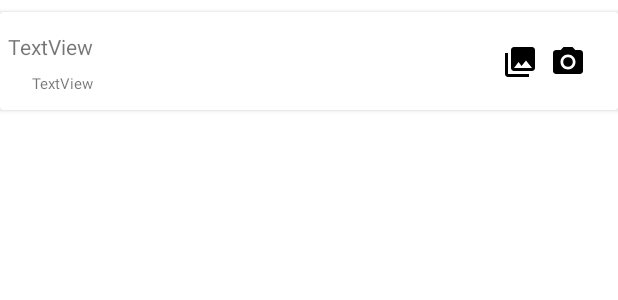
After one commit to hiepb5222/QuanLyChiTieu_N23, an Android app: the layout recyclerview_thu_item.xml on its own in the app's theme, with its tools: preview values and no code run, on a phone screen of 412 x 824 dp. The commit adds this screen. Shown: the top 300 px of the screen. Run offline under Robolectric (Android 15) with nearby library versions, the phone set to English and light mode, and no system bars.

Commit message:
Hiep commit

```diff
--- /dev/null
+++ b/app/src/main/res/layout/recyclerview_thu_item.xml
@@ -0,0 +1,63 @@
+<?xml version="1.0" encoding="utf-8"?>
+<androidx.cardview.widget.CardView xmlns:android="http://schemas.android.com/apk/res/android"
+    xmlns:app="http://schemas.android.com/apk/res-auto"
+    xmlns:tools="http://schemas.android.com/tools"
+    android:layout_width="match_parent"
+    android:layout_height="wrap_content"
+    android:layout_marginTop="8dp">
+
+    <androidx.constraintlayout.widget.ConstraintLayout
+        android:id="@+id/ConstraintLayout"
+        android:layout_width="match_parent"
+        android:layout_height="wrap_content"
+        android:layout_margin="5dp"
+        android:paddingBottom="5dp">
+
+        <TextView
+            android:id="@+id/tvName"
+            android:layout_width="0dp"
+            android:layout_height="wrap_content"
+            android:layout_marginTop="8dp"
+            android:layout_marginEnd="8dp"
+            android:text="TextView"
+            app:layout_constraintEnd_toStartOf="@+id/ivEdit"
+            app:layout_constraintHorizontal_bias="0.0"
+            app:layout_constraintStart_toStartOf="parent"
+            app:layout_constraintTop_toTopOf="parent" />
+
+        <ImageView
+            android:id="@+id/ivView"
+            android:layout_width="wrap_content"
+            android:layout_height="wrap_content"
+            android:layout_marginTop="16dp"
+            android:layout_marginEnd="16dp"
+            app:layout_constraintEnd_toEndOf="parent"
+            app:layout_constraintTop_toTopOf="parent"
+            app:srcCompat="@drawable/ic_menu_camera" />
+
+        <ImageView
+            android:id="@+id/ivEdit"
+            android:layout_width="wrap_content"
+            android:layout_height="wrap_content"
+            android:layout_marginTop="16dp"
+            android:layout_marginEnd="8dp"
+            app:layout_constraintEnd_toStartOf="@+id/ivView"
+            app:layout_constraintTop_toTopOf="parent"
+            app:srcCompat="@drawable/ic_menu_gallery" />
+
+        <TextView
+            android:id="@+id/tvAmount"
+            android:layout_width="0dp"
+            android:layout_height="wrap_content"
+            android:layout_marginStart="16dp"
+            android:layout_marginTop="8dp"
+            android:layout_marginEnd="8dp"
+            android:text="TextView"
+            android:textSize="10sp"
+            app:layout_constraintEnd_toStartOf="@+id/ivEdit"
+            app:layout_constraintStart_toStartOf="parent"
+            app:layout_constraintTop_toBottomOf="@+id/tvName"
+            tools:textStyle="italic" />
+    </androidx.constraintlayout.widget.ConstraintLayout>
+
+</androidx.cardview.widget.CardView>
```
Also changed, not shown: app/src/main/java/com/example/quanlychitieu_n23/Dao/Database.java (+28 -0 lines), app/src/main/java/com/example/quanlychitieu_n23/adapter/ThuRecyclerviewAdapter.java (added, +105 -0 lines), app/src/main/java/com/example/quanlychitieu_n23/ui/Thu/KhoanThuFragment.java (+24 -1 lines), app/src/main/java/com/example/quanlychitieu_n23/ui/Thu/KhoanThuViewModel.java (+35 -1 lines), app/src/main/res/layout/khoan_thu_fragment.xml (+15 -6 lines).
